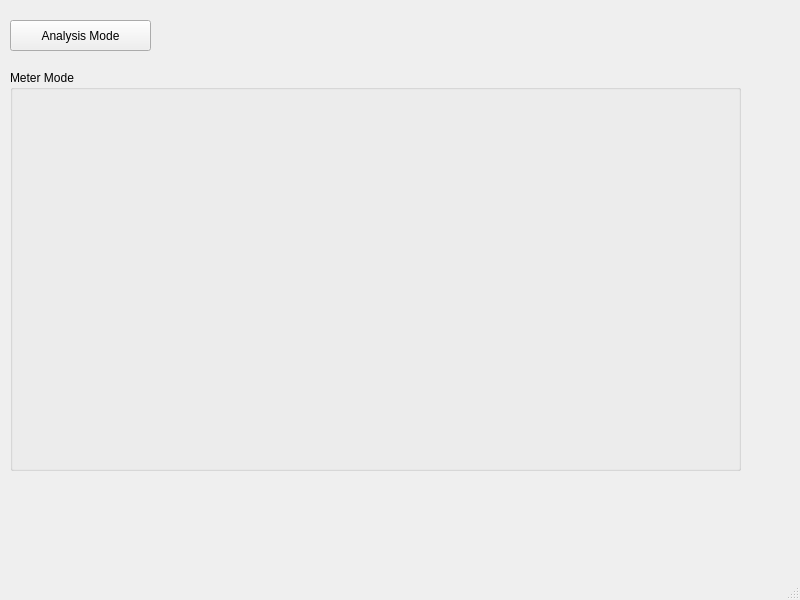
The window that wkmeter.ui (rohitranjan017/Interfacing-and-Data-Acquisition-from-Scientific-Instruments) describes before a commit, drawn with Qt 5.
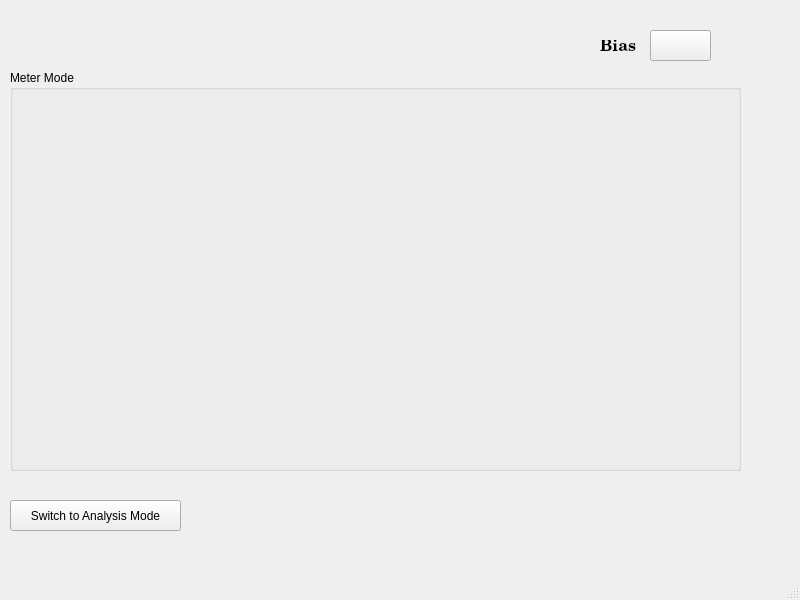
The same window after the commit.

```diff
--- a/wkmeter.ui
+++ b/wkmeter.ui
@@ -31,13 +31,47 @@
     <property name="geometry">
      <rect>
       <x>10</x>
-      <y>20</y>
-      <width>141</width>
+      <y>500</y>
+      <width>171</width>
       <height>31</height>
      </rect>
     </property>
     <property name="text">
-     <string>Analysis Mode</string>
+     <string>Switch to Analysis Mode</string>
+    </property>
+   </widget>
+   <widget class="QPushButton" name="pushButton_2">
+    <property name="geometry">
+     <rect>
+      <x>650</x>
+      <y>30</y>
+      <width>61</width>
+      <height>31</height>
+     </rect>
+    </property>
+    <property name="text">
+     <string/>
+    </property>
+   </widget>
+   <widget class="QLabel" name="label">
+    <property name="geometry">
+     <rect>
+      <x>600</x>
+      <y>40</y>
+      <width>59</width>
+      <height>14</height>
+     </rect>
+    </property>
+    <property name="font">
+     <font>
+      <family>Century Schoolbook L</family>
+      <pointsize>12</pointsize>
+      <weight>75</weight>
+      <bold>true</bold>
+     </font>
+    </property>
+    <property name="text">
+     <string>Bias</string>
     </property>
    </widget>
   </widget>
```
